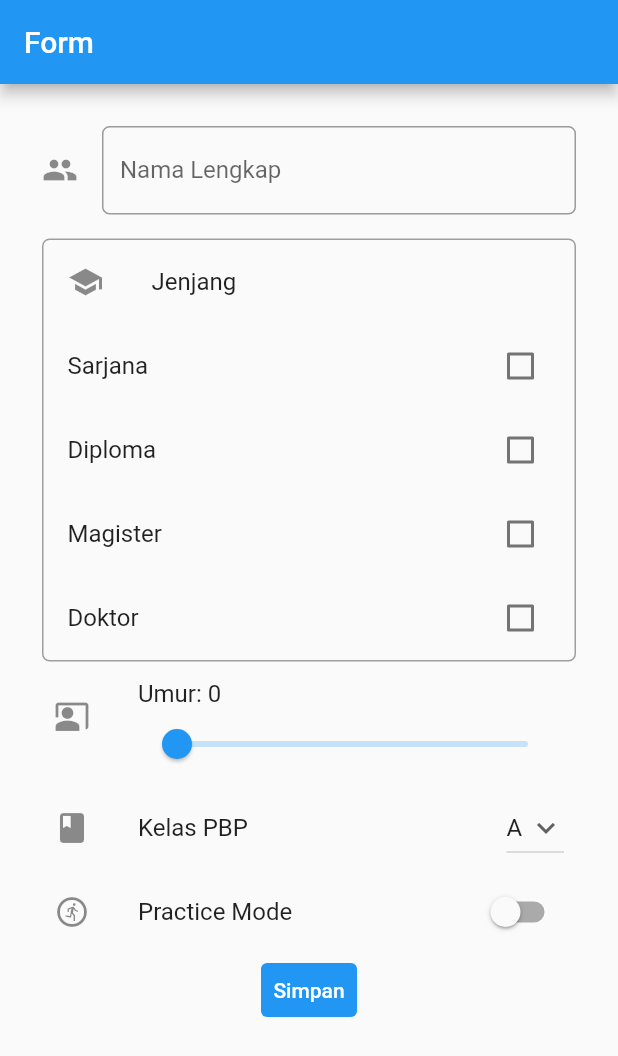
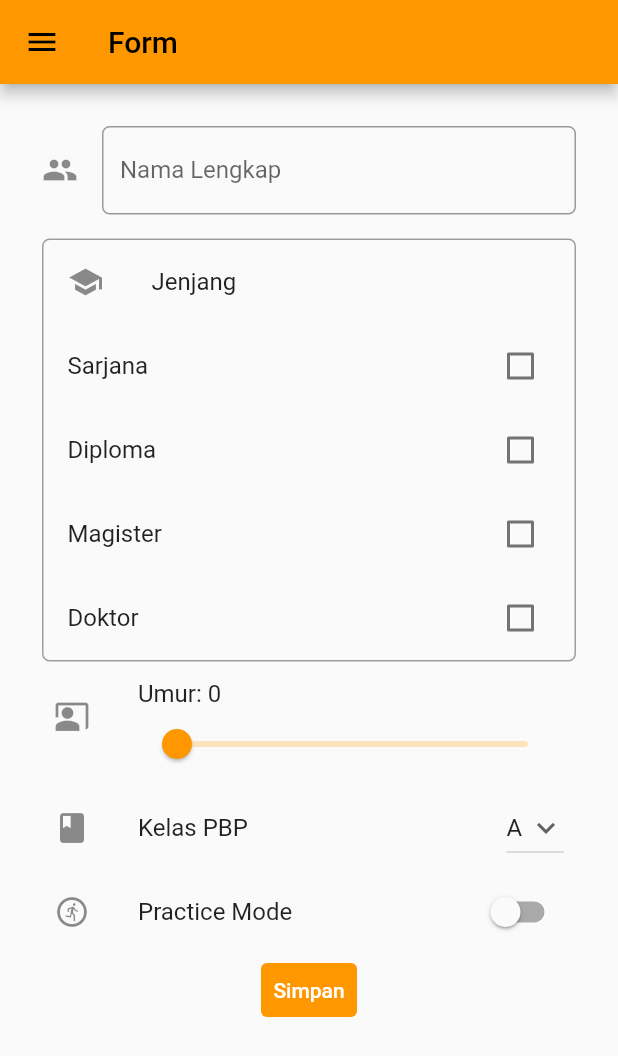
Before and after one commit to velkyrie/pbp-flutter-tutorial, a Flutter app: the MyFormPage screen opened directly, on a phone screen of 412 x 824 dp. Shown: the top 1056 px of the screen. Run offline on Flutter 3.47's test engine with Material 2 defaults, Android fonts, the phone set to English and light mode, and no system bars.

Commit message:
changed theme color

```diff
--- a/tutorial/lib/form.dart
+++ b/tutorial/lib/form.dart
@@ -26,6 +26,33 @@ class _MyFormPageState extends State<MyFormPage> {
             appBar: AppBar(
                 title: Text('Form'),
             ),
+            drawer: Drawer(
+            child: Column(
+              children: [
+                // Menambahkan clickable menu
+                ListTile(
+                  title: const Text('Counter'),
+                  onTap: () {
+                    // Route menu ke halaman utama
+                    Navigator.pushReplacement(
+                      context,
+                      MaterialPageRoute(builder: (context) => const MyHomePage()),
+                    );
+                  },
+                ),
+                ListTile(
+                  title: const Text('Form'),
+                  onTap: () {
+                    // Route menu ke halaman form
+                    Navigator.pushReplacement(
+                      context,
+                      MaterialPageRoute(builder: (context) => const MyFormPage()),
+                    );
+                  },
+                ),
+              ],
+            ),
+          ),
             body: Form(
                 key: _formKey,
                 child: SingleChildScrollView(
@@ -188,7 +215,7 @@ class _MyFormPageState extends State<MyFormPage> {
                                                     style: TextStyle(color: Colors.white),
                                                   ),
                                                   style: ButtonStyle(
-                                                    backgroundColor: MaterialStateProperty.all(Colors.blue),
+                                                    backgroundColor: MaterialStateProperty.all(Colors.orange),
                                                   ),
                                                             onPressed: () {
                                                               if (_formKey.currentState!.validate()) {
--- a/tutorial/lib/main.dart
+++ b/tutorial/lib/main.dart
@@ -13,7 +13,7 @@ class MyApp extends StatelessWidget {
         return MaterialApp(
         title: 'Flutter Demo',
         theme: ThemeData(
-            primarySwatch: Colors.blue,
+            primarySwatch: Colors.orange,
         ),
         home: const MyHomePage(),
         );
```
